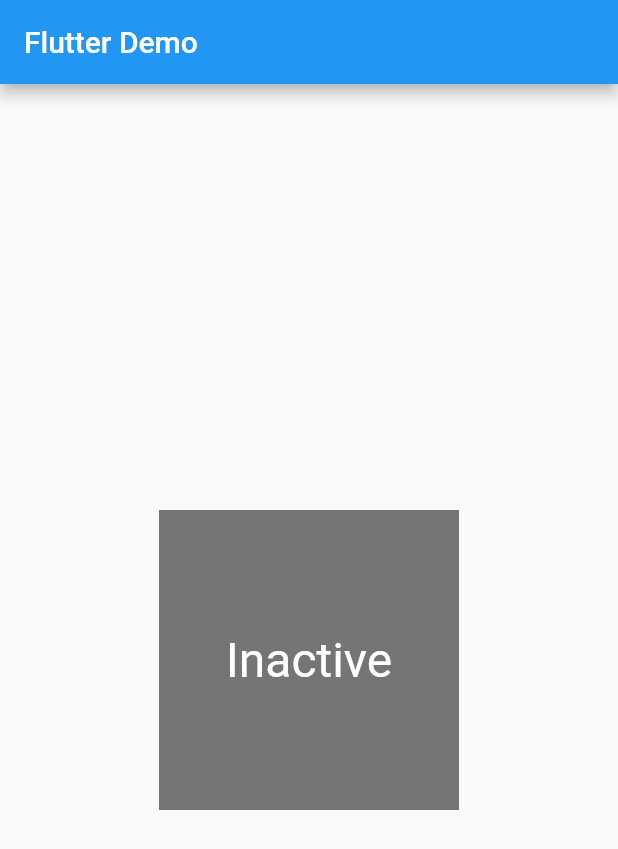
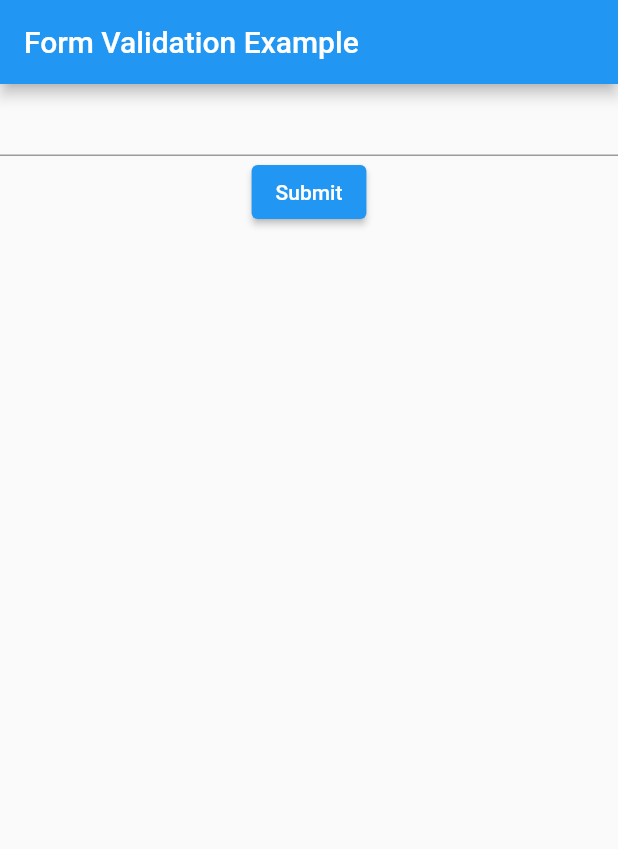
Before and after one commit to mohan-dev1248/flutter_app_cookbook, a Flutter app: the screen it shows after launch, on a phone screen of 412 x 824 dp. Shown: the top 849 px of the screen. Run offline on Flutter 3.47's test engine with Material 2 defaults, Android fonts, the phone set to English and light mode, and no system bars.

Commit message:
forms first example a simple validation

```diff
--- /dev/null
+++ b/lib/forms/farmWithValidation.dart
@@ -0,0 +1,57 @@
+import 'package:flutter/material.dart';
+
+class MyCustomFarm extends StatefulWidget {
+  @override
+  _MyCustomFartState createState() => _MyCustomFartState();
+}
+
+class _MyCustomFartState extends State<MyCustomFarm> {
+  @override
+  Widget build(BuildContext context) {
+
+    //Every form should have a unique key
+    final _formKey = GlobalKey<FormState>();
+
+    return Form(
+        key: _formKey,
+        child: Column(
+          children: <Widget>[
+            TextFormField(
+              validator: (value) {
+                if(value == null || value.isEmpty){
+                  return 'Please enter some text';
+                }
+                return null;
+              },
+            ),
+            ElevatedButton(
+              onPressed: () {
+                if (_formKey.currentState!.validate()) {
+                  ScaffoldMessenger.of(context)
+                      .showSnackBar(SnackBar(content: Text('Processing Data')));
+                }
+              },
+              child: Text('Submit'),
+            ),
+          ],
+        )
+    );
+  }
+}
+
+class FormExample1 extends StatelessWidget {
+  @override
+  Widget build(BuildContext context) {
+    final appTitle = 'Form Validation Example';
+
+    return MaterialApp(
+      title: appTitle,
+      home: Scaffold(
+        appBar: AppBar(
+          title: Text(appTitle),
+        ),
+        body: MyCustomFarm(),
+      ),
+    );
+  }
+}
--- a/lib/main.dart
+++ b/lib/main.dart
@@ -1,5 +1,6 @@
 import 'package:flutter/material.dart';
 import 'package:flutter/widgets.dart';
+import 'package:flutter_app_cookbook/forms/farmWithValidation.dart';
 import 'package:flutter_app_cookbook/hello_world/FirstMaterialApp.dart';
 import 'package:flutter_app_cookbook/hello_world/helloWorld.dart';
 import 'package:flutter_app_cookbook/layouts/tutorial.dart';
@@ -8,8 +9,10 @@ import 'package:flutter_app_cookbook/state/mix.dart';
 
 import 'state/StateWithParent.dart';
 
+
+//Whatever your widget you want to test it, put it inside the runApp try it
 void main() {
   runApp(
-    State2()
+    FormExample1()
   );
 }
```
